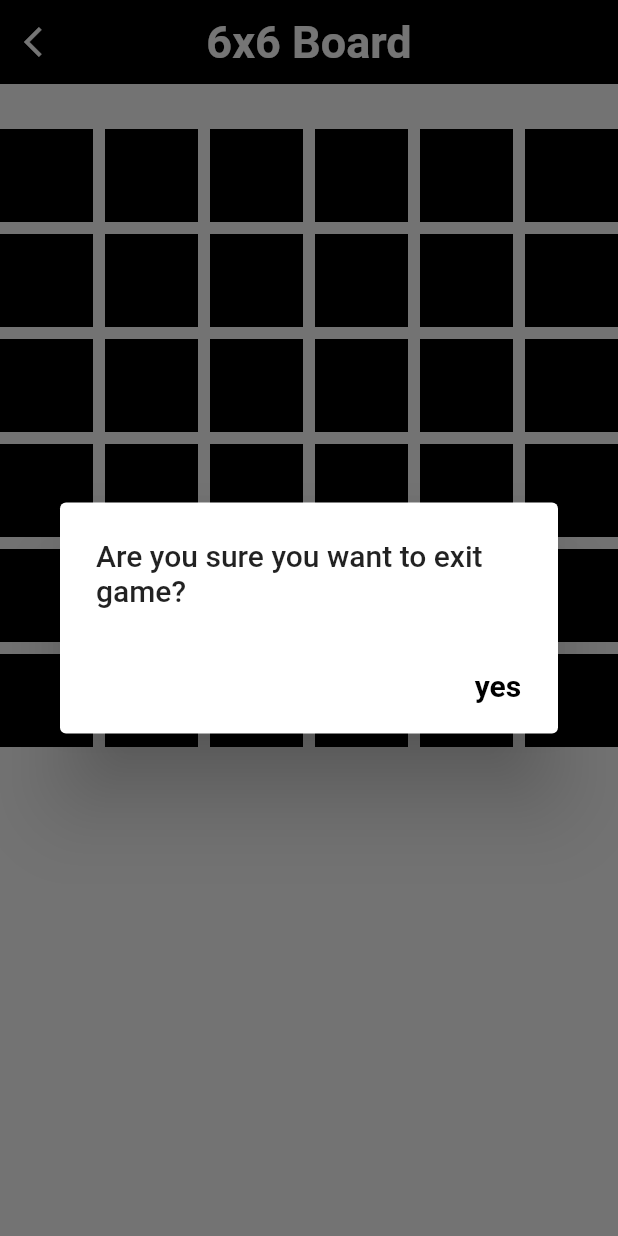
After one commit to AbdulIslam001/Tic-Tac-Toe, a Flutter app: the TicTacToeBoard6x6 screen opened directly, after a tap on the "arrow back ios" icon, on a phone screen of 412 x 824 dp. The commit adds this screen. Run offline on Flutter 3.47's test engine with Material 2 defaults, Android fonts, the phone set to English and light mode, and no system bars; our stand-ins replace animated_splash_screen, carousel_slider, page_transition.

Commit message:
Game Board Added

```diff
--- /dev/null
+++ b/lib/gameScreen/Board6x6.dart
@@ -0,0 +1,78 @@
+import 'package:flutter/material.dart';
+import 'package:tic_tac_toe_game/gameScreen/SelectGameMode.dart';
+
+class TicTacToeBoard6x6 extends StatefulWidget {
+  @override
+  _TicTacToeBoard6x6State createState() => _TicTacToeBoard6x6State();
+}
+class _TicTacToeBoard6x6State extends State<TicTacToeBoard6x6> {
+  final List<List<String>> _board =
+  List.generate(6, (_) => List.filled(6, ''));
+
+  @override
+  Widget build(BuildContext context) {
+    return Scaffold(
+      appBar:AppBar(
+        leading:IconButton(onPressed: (){
+          showDialog(context: context, builder: (BuildContext context){
+            return AlertDialog(
+              backgroundColor: Colors.white,
+              title:const Text("Are you sure you want to exit game?"),
+              actions: <Widget>[
+                TextButton(onPressed: (){
+                  Navigator.push(context, MaterialPageRoute(builder: (BuildContext context){
+                    return const SelectGameMode();
+                  }));
+                }, child:const Text("yes",style: TextStyle(color: Colors.black,fontWeight: FontWeight.bold,fontSize: 20),)),
+              ],
+            );
+          });
+        }, icon:const Icon(Icons.arrow_back_ios,color: Colors.white,)),
+        centerTitle: true,
+        automaticallyImplyLeading: false,
+        title:
+      const Text("6x6 Board",
+      style: TextStyle(color: Colors.white,fontWeight: FontWeight.bold,fontSize: 30)),elevation: 0,
+        backgroundColor: Colors.black,
+      ) ,
+      body: Column(
+        children: [
+          const SizedBox(
+            height: 30,
+          ),
+          GridView.builder(
+          shrinkWrap: true,
+          physics: const NeverScrollableScrollPhysics(),
+          gridDelegate: const SliverGridDelegateWithFixedCrossAxisCount(
+            crossAxisCount: 6,
+            crossAxisSpacing: 8.0,
+            mainAxisSpacing: 8.0,
+          ),
+          itemCount: 36,
+          itemBuilder: (BuildContext context, int index) {
+            int row = index ~/ 6;
+            int col = index % 6;
+            return GestureDetector(
+              onTap: () => _handleTap(row, col),
+              child: Container(
+                color: Colors.black,
+                child: Center(
+                  child: Text(_board[row][col],style:const TextStyle(fontSize: 15,color: Colors.white)),
+                ),
+              ),
+            );
+          },
+          ),
+        ],
+      ),
+    );
+  }
+
+  void _handleTap(int row, int col) {
+    if (_board[row][col] == '') {
+      setState(() {
+        _board[row][col] = 'X';
+      });
+    }
+  }
+}
```
Also changed, not shown: lib/gameScreen/Borad3x3.dart (added, +45 -0 lines), lib/gameScreen/SelectGameMode.dart (+5 -4 lines).
